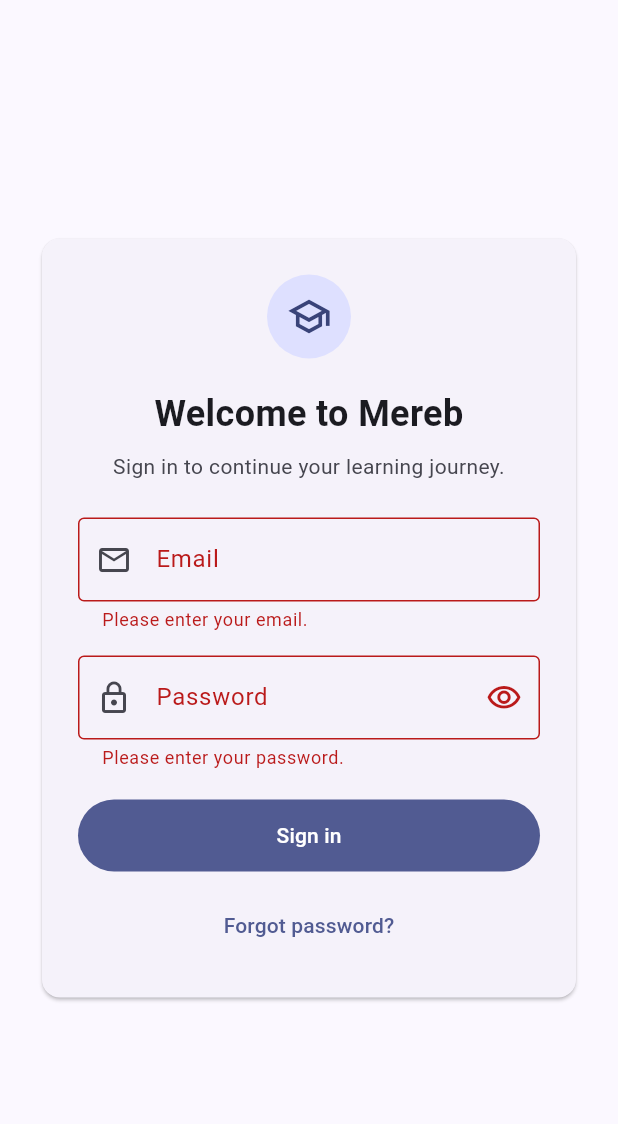
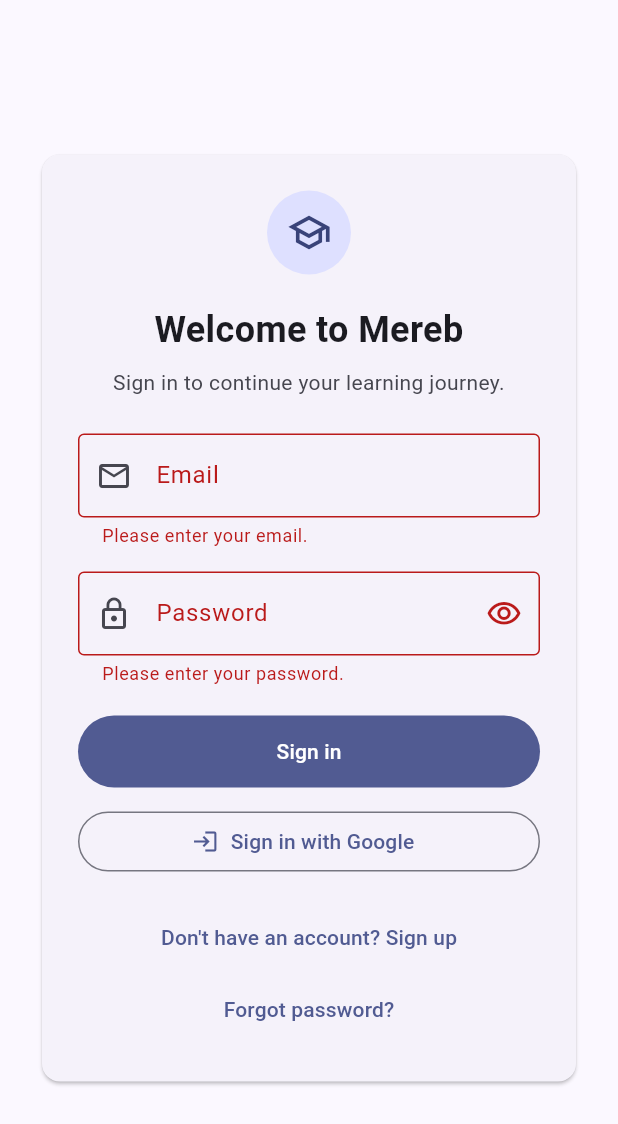
Before and after one commit to NKEthio/Mereb, a Flutter app: the screen it shows after launch, after a tap on "Sign in", on a phone screen of 412 x 824 dp. Shown: the top 1124 px of the screen. Run offline on Flutter 3.47's test engine with Material 3 defaults, Android fonts, the phone set to English and light mode, and no system bars; our stand-ins replace firebase_auth, firebase_core, google_sign_in; accounts and stored records are empty.

Commit message:
added login logic

```diff
--- a/lib/main.dart
+++ b/lib/main.dart
@@ -1,6 +1,14 @@
 import 'package:flutter/material.dart';
+import 'package:firebase_core/firebase_core.dart';
+import 'package:firebase_auth/firebase_auth.dart';
+import 'firebase_options.dart';
+import 'auth_service.dart';
 
-void main() {
+void main() async {
+  WidgetsFlutterBinding.ensureInitialized();
+  await Firebase.initializeApp(
+    options: DefaultFirebaseOptions.currentPlatform,
+  );
   runApp(const MerebApp());
 }
 
@@ -20,29 +28,27 @@ class MerebApp extends StatelessWidget {
   }
 }
 
-class AppGate extends StatefulWidget {
+class AppGate extends StatelessWidget {
   const AppGate({super.key});
 
   @override
-  State<AppGate> createState() => _AppGateState();
+  Widget build(BuildContext context) {
+    return StreamBuilder<User?>(
+      stream: FirebaseAuth.instance.authStateChanges(),
+      builder: (context, snapshot) {
+        if (snapshot.connectionState == ConnectionState.waiting) {
+          return const Scaffold(
+            body: Center(child: CircularProgressIndicator()),
+          );
         }
 
-class _AppGateState extends State<AppGate> {
-  bool _isLoggedIn = false;
-
-  void _handleLogin() {
-    setState(() {
-      _isLoggedIn = true;
-    });
-  }
-
-  @override
-  Widget build(BuildContext context) {
-    if (_isLoggedIn) {
+        if (snapshot.hasData) {
           return const PrototypeHomePage();
         }
 
-    return LoginPage(onSignIn: _handleLogin);
+        return const LoginPage();
+      },
+    );
   }
 }
 
@@ -77,9 +83,7 @@ class SuggestedFeature {
 }
 
 class LoginPage extends StatefulWidget {
-  const LoginPage({super.key, required this.onSignIn});
-
-  final VoidCallback onSignIn;
+  const LoginPage({super.key});
 
   @override
   State<LoginPage> createState() => _LoginPageState();
@@ -89,7 +93,10 @@ class _LoginPageState extends State<LoginPage> {
   final GlobalKey<FormState> _formKey = GlobalKey<FormState>();
   final TextEditingController _emailController = TextEditingController();
   final TextEditingController _passwordController = TextEditingController();
+  final AuthService _authService = AuthService();
   bool _obscurePassword = true;
+  bool _isLoading = false;
+  bool _isSignUp = false;
 
   @override
   void dispose() {
@@ -98,13 +105,48 @@ class _LoginPageState extends State<LoginPage> {
     super.dispose();
   }
 
-  void _submit() {
+  Future<void> _submit() async {
     final isValid = _formKey.currentState?.validate() ?? false;
-    if (!isValid) {
-      return;
+    if (!isValid) return;
+
+    setState(() => _isLoading = true);
+
+    try {
+      if (_isSignUp) {
+        await _authService.signUpWithEmail(
+          _emailController.text.trim(),
+          _passwordController.text,
+        );
+      } else {
+        await _authService.signInWithEmail(
+          _emailController.text.trim(),
+          _passwordController.text,
+        );
+      }
+    } catch (e) {
+      if (mounted) {
+        ScaffoldMessenger.of(context).showSnackBar(
+          SnackBar(content: Text(e.toString())),
+        );
+      }
+    } finally {
+      if (mounted) setState(() => _isLoading = false);
+    }
   }
 
-    widget.onSignIn();
+  Future<void> _signInWithGoogle() async {
+    setState(() => _isLoading = true);
+    try {
+      await _authService.signInWithGoogle();
+    } catch (e) {
+      if (mounted) {
+        ScaffoldMessenger.of(context).showSnackBar(
+          SnackBar(content: Text(e.toString())),
+        );
+      }
+    } finally {
+      if (mounted) setState(() => _isLoading = false);
+    }
   }
 
   @override
@@ -131,17 +173,19 @@ class _LoginPageState extends State<LoginPage> {
                           child: Icon(Icons.school_outlined, size: 30),
                         ),
                         const SizedBox(height: 20),
-                        const Text(
-                          'Welcome to Mereb',
+                        Text(
+                          _isSignUp ? 'Create Account' : 'Welcome to Mereb',
                           textAlign: TextAlign.center,
-                          style: TextStyle(
+                          style: const TextStyle(
                             fontSize: 24,
                             fontWeight: FontWeight.bold,
                           ),
                         ),
                         const SizedBox(height: 8),
                         Text(
-                          'Sign in to continue your learning journey.',
+                          _isSignUp
+                              ? 'Join our learning community today.'
+                              : 'Sign in to continue your learning journey.',
                           textAlign: TextAlign.center,
                           style: TextStyle(
                             color: Theme.of(context).colorScheme.onSurfaceVariant,
@@ -202,13 +246,39 @@ class _LoginPageState extends State<LoginPage> {
                         const SizedBox(height: 20),
                         FilledButton(
                           key: const Key('login_button'),
-                          onPressed: _submit,
-                          child: const Padding(
-                            padding: EdgeInsets.symmetric(vertical: 14),
-                            child: Text('Sign in'),
+                          onPressed: _isLoading ? null : _submit,
+                          child: Padding(
+                            padding: const EdgeInsets.symmetric(vertical: 14),
+                            child: _isLoading
+                                ? const SizedBox(
+                                    height: 20,
+                                    width: 20,
+                                    child: CircularProgressIndicator(
+                                      strokeWidth: 2,
+                                      color: Colors.white,
+                                    ),
+                                  )
+                                : Text(_isSignUp ? 'Sign up' : 'Sign in'),
                           ),
                         ),
                         const SizedBox(height: 12),
+                        OutlinedButton.icon(
+                          onPressed: _isLoading ? null : _signInWithGoogle,
+                          icon: const Icon(Icons.login), // Replace with Google icon if available
+                          label: const Text('Sign in with Google'),
+                        ),
+                        const SizedBox(height: 16),
+                        TextButton(
+                          onPressed: () {
+                            setState(() {
+                              _isSignUp = !_isSignUp;
+                            });
+                          },
+                          child: Text(_isSignUp
+                              ? 'Already have an account? Sign in'
+                              : 'Don\'t have an account? Sign up'),
+                        ),
+                        if (!_isSignUp)
                           TextButton(
                             onPressed: () {
                               ScaffoldMessenger.of(context).showSnackBar(
@@ -450,22 +520,48 @@ class _ProfileTab extends StatelessWidget {
 
   @override
   Widget build(BuildContext context) {
+    final user = FirebaseAuth.instance.currentUser;
     final completed = courses.where((course) => course.progress >= 1).length;
+
     return Padding(
       padding: const EdgeInsets.all(16),
       child: Column(
         crossAxisAlignment: CrossAxisAlignment.start,
         children: [
-          const CircleAvatar(radius: 32, child: Icon(Icons.person, size: 36)),
+          CircleAvatar(
+            radius: 32,
+            backgroundImage: user?.photoURL != null
+              ? NetworkImage(user!.photoURL!)
+              : null,
+            child: user?.photoURL == null
+              ? const Icon(Icons.person, size: 36)
+              : null,
+          ),
           const SizedBox(height: 12),
-          const Text('Prototype Learner',
-              style: TextStyle(fontSize: 20, fontWeight: FontWeight.bold)),
+          Text(
+            user?.displayName ?? 'Learner',
+            style: const TextStyle(fontSize: 20, fontWeight: FontWeight.bold),
+          ),
           const SizedBox(height: 4),
-          const Text('learner@mereb.app'),
+          Text(user?.email ?? 'No email available'),
           const Divider(height: 32),
           Text('Enrolled courses: ${courses.length}'),
           const SizedBox(height: 8),
           Text('Completed courses: $completed'),
+          const Spacer(),
+          SizedBox(
+            width: double.infinity,
+            child: OutlinedButton.icon(
+              onPressed: () => AuthService().signOut(),
+              icon: const Icon(Icons.logout),
+              label: const Text('Sign out'),
+              style: OutlinedButton.styleFrom(
+                foregroundColor: Theme.of(context).colorScheme.error,
+                side: BorderSide(color: Theme.of(context).colorScheme.error),
+              ),
+            ),
+          ),
+          const SizedBox(height: 16),
         ],
       ),
     );
--- a/pubspec.yaml
+++ b/pubspec.yaml
@@ -7,8 +7,11 @@ environment:
   sdk: '>=3.3.0 <4.0.0'
 
 dependencies:
+  firebase_auth: ^6.4.0
+  firebase_core: ^4.7.0
   flutter:
     sdk: flutter
+  google_sign_in: ^7.2.0
 
 dev_dependencies:
   flutter_test:
```
Also changed, not shown: lib/auth_service.dart (added, +61 -0 lines), lib/firebase_options.dart (added), pubspec.lock. Lines whose indentation alone changed are shown as unchanged.
